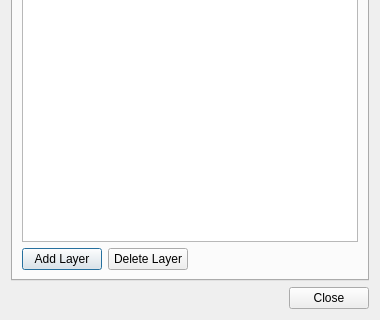
First picture: the form in qtfred/ui/LayerManagerDialog.ui, repository scp-fs2open/fs2open.github.com, before the edit; both pictures show x 0 to 380 and y 200 to 520 of the 380 by 520 pixel window.
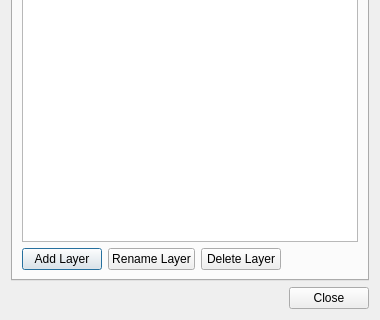
Second picture: the form after the edit.

Commit message: QtFRED Layer Updates (#7631)

The edit to the form file:
```diff
--- a/qtfred/ui/LayerManagerDialog.ui
+++ b/qtfred/ui/LayerManagerDialog.ui
@@ -36,6 +36,13 @@
            </property>
           </widget>
          </item>
+         <item>
+          <widget class="QPushButton" name="renameLayerButton">
+           <property name="text">
+            <string>Rename Layer</string>
+           </property>
+          </widget>
+         </item>
          <item>
           <widget class="QPushButton" name="deleteLayerButton">
            <property name="text">
```
The commit also changes 13 other files.
